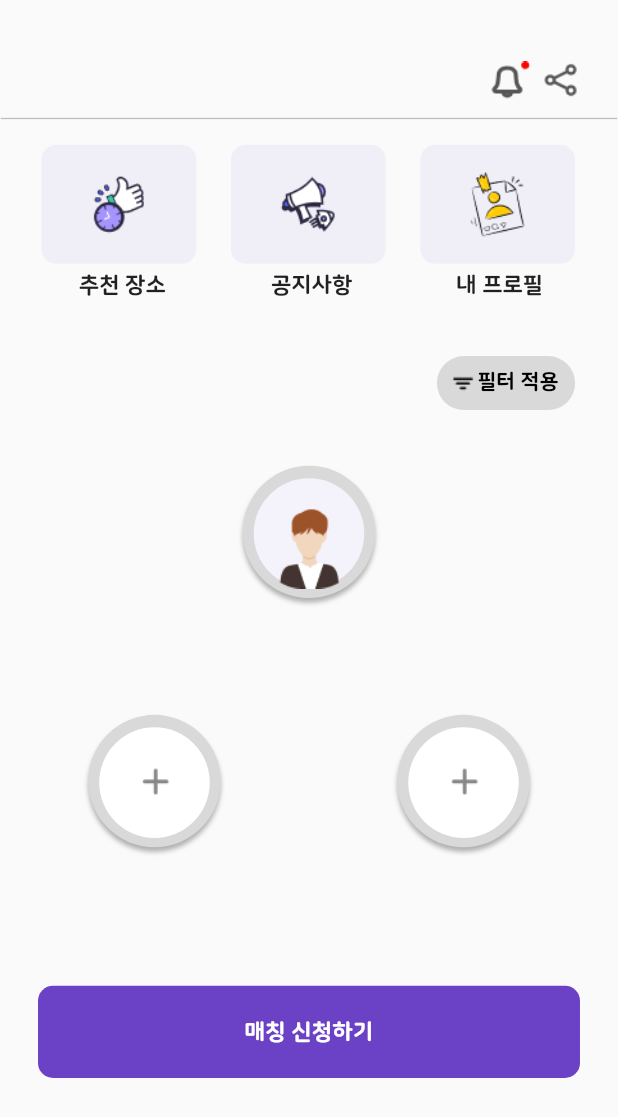
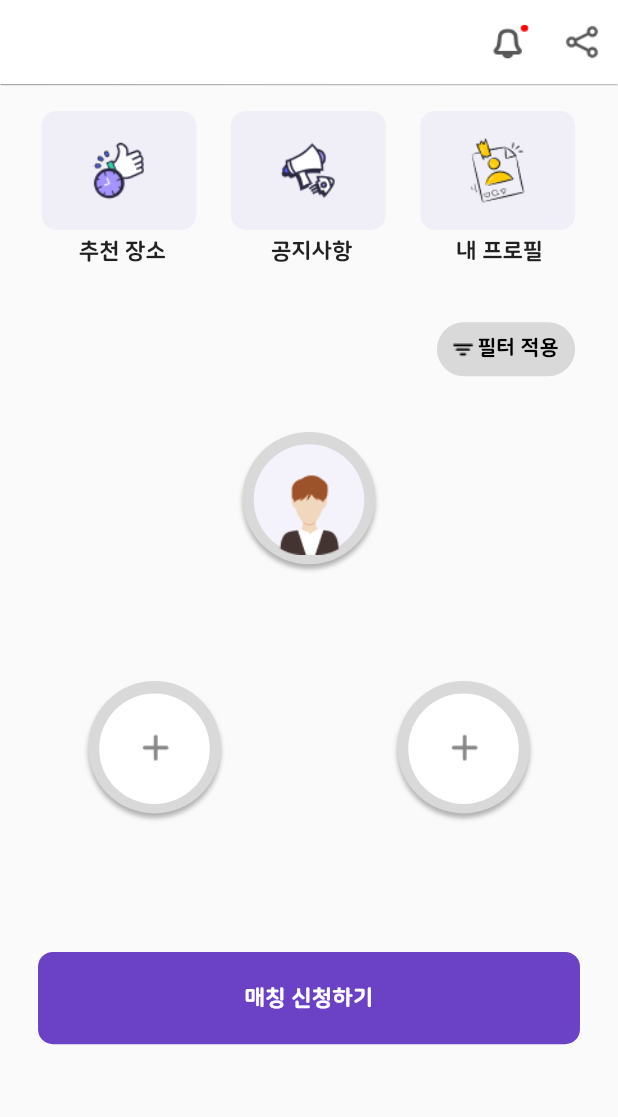
Before and after one commit to hunsy9/Ting-Front-Flutter, a Flutter app: the screen it shows after launch, on a phone screen of 412 x 824 dp. Shown: the top 1117 px of the screen. Run offline on Flutter 3.47's test engine with Material 2 defaults, Android fonts, the phone set to English and light mode, and no system bars; our stand-ins replace connectivity_plus, flutter_screenutil, lottie, page_transition, pull_to_refresh; missing offline and left inert: kakao_flutter_sdk, kakao_flutter_sdk_common, redis.

```diff
--- /dev/null
+++ b/lib/components/homeAppbar.dart
@@ -0,0 +1,51 @@
+import 'package:flutter/material.dart';
+import 'package:flutter/services.dart';
+import 'package:flutter_screenutil/flutter_screenutil.dart';
+import 'package:redis/redis.dart';
+
+
+AppBar statusBarColor(SystemUiOverlayStyle colors){
+  return AppBar(
+    backgroundColor: Color(0xffbebebe),
+    elevation: 0.0,
+    systemOverlayStyle: colors,
+  );
+}
+
+AppBar homeAppBar(String title,context){
+  return AppBar(
+    centerTitle: true,
+    title: Text(
+      title,
+      style: const TextStyle(
+          color: Color(0xff414141),
+          fontFamily: 'nanumsquareround', fontSize: 20),
+    ),
+    backgroundColor: Colors.white,
+    elevation: 0.2,
+    automaticallyImplyLeading: false,
+    actions: [
+      IconButton(
+        icon: Image.asset('assets/images/notification.png',width: 31.w,height: 27.h,),
+        onPressed: () {
+          Navigator.pushNamed(context, "/alarm");
+        },
+      ),
+      IconButton(
+        icon: Image.asset('assets/images/share.png',width: 27.w,height: 27.h,),
+        onPressed: () {
+
+          final conn = RedisConnection();
+
+          conn.connect('3.38.165.2', 6379).then((Command command){
+            command.send_object(["SET","key",345324]).then((var response){
+              print(response);
+              return command.send_object(["INCR","key"]);
+            });
+          });
+
+        },
+      ),
+    ],
+  );
+}
--- a/lib/main.dart
+++ b/lib/main.dart
@@ -1,9 +1,12 @@
+import 'dart:async';
+
 import 'package:flutter/material.dart';
+import 'package:flutter/services.dart';
 import 'package:flutter_screenutil/flutter_screenutil.dart';
 import './named_routing/router.dart' as router;
 import './named_routing/config.dart';
 import 'package:kakao_flutter_sdk_common/kakao_flutter_sdk_common.dart';
-
+import 'package:connectivity_plus/connectivity_plus.dart';
 
 
 
@@ -25,6 +28,53 @@ class MyApp extends StatefulWidget{
 }
 
 class _MyAppState extends State<MyApp>{
+  ConnectivityResult _connectionStatus = ConnectivityResult.none;
+  final Connectivity _connectivity = Connectivity();
+  late StreamSubscription<ConnectivityResult> _connectivitySubscription;
+
+  @override
+  void initState() {
+    super.initState();
+    initConnectivity();
+
+    _connectivitySubscription =
+        _connectivity.onConnectivityChanged.listen(_updateConnectionStatus);
+  }
+
+  @override
+  void dispose() {
+    _connectivitySubscription.cancel();
+    super.dispose();
+  }
+
+  Future<void> initConnectivity() async {
+    late ConnectivityResult result;
+    // Platform messages may fail, so we use a try/catch PlatformException.
+    try {
+      result = await _connectivity.checkConnectivity();
+    } on PlatformException catch (e) {
+      print('Couldn\'t check connectivity status');
+      print(e);
+      return;
+    }
+    print("네트워크상태 양호");
+
+    // If the widget was removed from the tree while the asynchronous platform
+    // message was in flight, we want to discard the reply rather than calling
+    // setState to update our non-existent appearance.
+    if (!mounted) {
+      return Future.value(null);
+    }
+
+    return _updateConnectionStatus(result);
+  }
+
+  Future<void> _updateConnectionStatus(ConnectivityResult result) async {
+    setState(() {
+      _connectionStatus = result;
+    });
+  }
+
   @override
   Widget build(BuildContext context){
     return ScreenUtilInit(
--- a/lib/screens/home/home.dart
+++ b/lib/screens/home/home.dart
@@ -2,6 +2,7 @@
 
 import 'package:flutter/material.dart';
 import 'package:flutter_screenutil/flutter_screenutil.dart';
+import 'package:ting_flutter/components/homeAppbar.dart';
 import 'package:ting_flutter/named_routing/config.dart';
 
 const String my_profile_image =
@@ -27,31 +28,27 @@ class _HomeState extends State<Home> {
   @override
   Widget build(BuildContext context) {
     return Scaffold(
-        extendBodyBehindAppBar: true,
+        appBar: homeAppBar("",context),
         body: RefreshIndicator(
           onRefresh: () => requestNew(),
           child: Column(
             children: [
-              SizedBox(
-                height: 48.h,
-              ),
-              Row(
-                mainAxisAlignment: MainAxisAlignment.end,
-                children: [
-                  smallButton('assets/images/notification.png', 31.32, 29,context),
-                  SizedBox(
-                    width: 7.68.w,
-                  ),
-                  smallButton('assets/images/share.png', 27, 27,context),
-                  SizedBox(
-                    width: 28.w,
-                  ),
-                ],
-              ),
-
-              SizedBox(
-                height: 15.h,
-              ),
+              // SizedBox(
+              //   height: 48.h,
+              // ),
+              // // Row(
+              // //   mainAxisAlignment: MainAxisAlignment.end,
+              // //   children: [
+              // //     smallButton('assets/images/notification.png', 31.32, 29,context),
+              // //     SizedBox(
+              // //       width: 7.68.w,
+              // //     ),
+              // //     smallButton('assets/images/share.png', 27, 27,context),
+              // //     SizedBox(
+              // //       width: 28.w,
+              // //     ),
+              // //   ],
+              // // ),
 
               Container(
                 width: 446.w,
@@ -223,6 +220,18 @@ class _HomeState extends State<Home> {
   }
 }
 
+
+
+
+
+
+
+
+
+
+
+
+
 // 추천 장소, 공지사항, 내 프로필 버튼 //
 ButtonTheme bigButton(String image, double width, double height , context , int index) { //임시방편 인덱스넣어둠
   return ButtonTheme(
--- a/pubspec.yaml
+++ b/pubspec.yaml
@@ -44,6 +44,8 @@ dependencies:
   pull_to_refresh: ^2.0.0
   redis: ^3.1.0
   lottie: ^2.2.0
+  connectivity_plus: ^3.0.2
+  get: ^4.6.5
 
 dev_dependencies:
   flutter_test:
```
Also changed, not shown: lib/components/notificationBox.dart (+30 -27 lines), lib/screens/recommendedPlace/recommendedPlace.dart (+9 -9 lines), lib/splash_screen.dart (+8 -1 lines), assets/images/ux_mobile.png (added), pubspec.lock, 2 other files.
